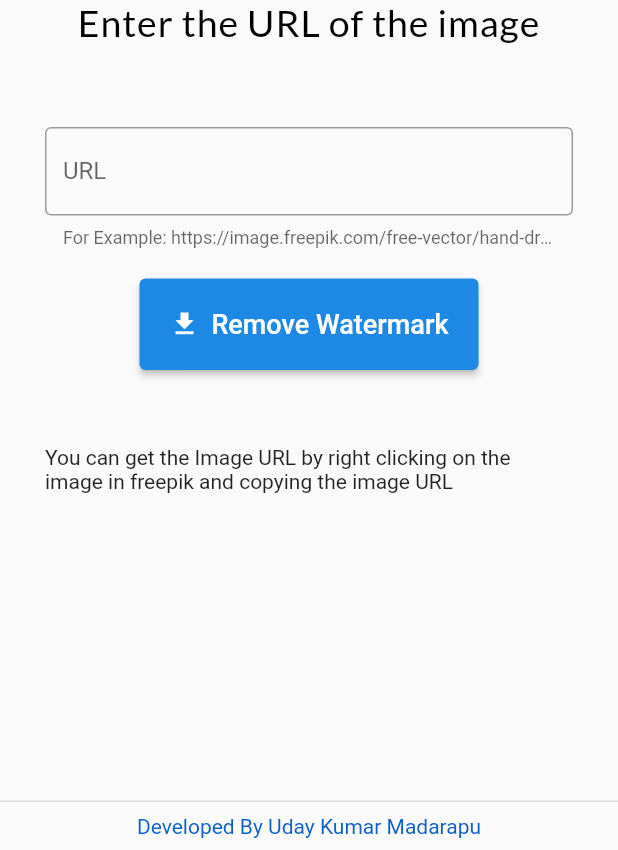
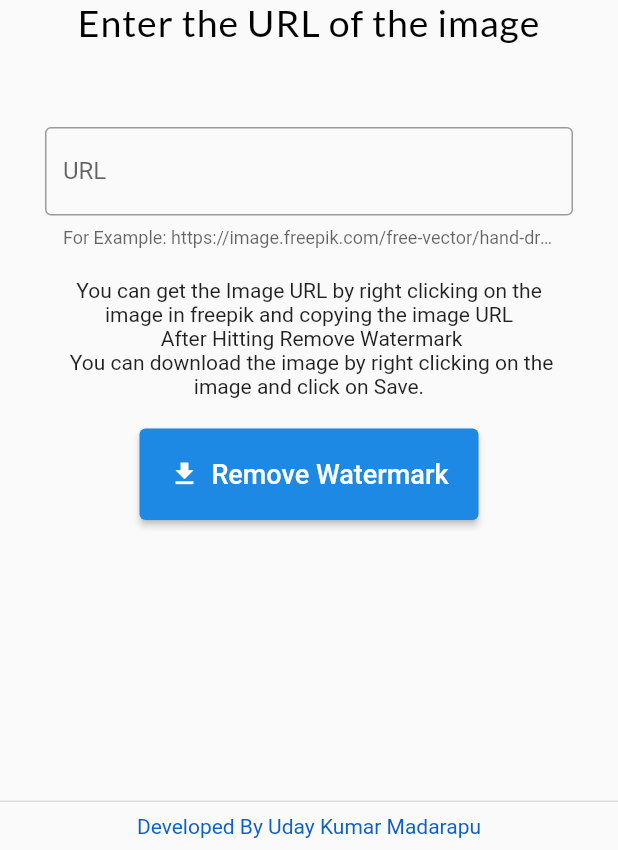
Before and after one commit to udaykumaruking/freepik_watermark_remover, a Flutter app: the screen it shows after launch, after a tap on "Remove Watermark", on a phone screen of 412 x 824 dp, the part 386-1236 px from its top. Run offline on Flutter 3.47's test engine with Material 2 defaults, Android fonts, the phone set to English and light mode, and no system bars; our stand-ins replace google_fonts.

Commit message:
Fixed Save

```diff
--- a/lib/screens/home_screen.dart
+++ b/lib/screens/home_screen.dart
@@ -1,5 +1,6 @@
 import 'package:flutter/material.dart';
 import 'package:google_fonts/google_fonts.dart';
+import 'package:url_launcher/url_launcher.dart';
 
 import '../constants.dart';
 
@@ -67,6 +68,13 @@ class _FreepikWatermarkRemoverState extends State<FreepikWatermarkRemover> {
               const SizedBox(
                 height: 20,
               ),
+              const Text(
+                'You can get the Image URL by right clicking on the image in freepik and copying the image URL \n After Hitting Remove Watermark \n You can download the image by right clicking on the image and click on Save.',
+                textAlign: TextAlign.center,
+              ),
+              const SizedBox(
+                height: 20,
+              ),
               ElevatedButton.icon(
                   // labelText: 'Downalod',
                   label: const Text(
@@ -77,6 +85,7 @@ class _FreepikWatermarkRemoverState extends State<FreepikWatermarkRemover> {
                     Icons.download,
                     size: 20,
                   ),
+
                   // icon: FaIcon(FontAwesomeIcons.paypal),
                   style: ElevatedButton.styleFrom(
                       primary: Colors.blue[600],
@@ -87,18 +96,18 @@ class _FreepikWatermarkRemoverState extends State<FreepikWatermarkRemover> {
                     if (url != "") {
                       setState(() {
                         show = true;
+                        _launchURL();
                       });
                     }
                     nameController.clear();
                     // ignore: avoid_print
-                    print(url);
                   }),
               const SizedBox(
                 height: 50,
               ),
               Container(
-                child: showImage(show),
-              )
+                  // child: showImage(show),
+                  )
             ],
           ),
         ),
@@ -117,21 +126,23 @@ class _FreepikWatermarkRemoverState extends State<FreepikWatermarkRemover> {
     );
   }
 
-  showImage(show) {
-    if (show == false) {
-      return const Text(
-          'You can get the Image URL by right clicking on the image in freepik and copying the image URL');
-    } else {
-      return Column(
-        children: [
-          Image.network(url),
-          const SizedBox(
-            height: 25,
-          ),
-          const Text(
-              'You can download the image by right clicking on the iamge and click on Save.')
-        ],
-      );
-    }
-  }
+  // showImage(show) {
+  //   if (show == true) {
+  //     return Column(
+  //       children: [
+  //         Image.network(url),
+  //         const SizedBox(
+  //           height: 25,
+  //         ),
+  //       ],
+  //     );
+  //   }
+  // }
+
+  void _launchURL() async => {
+        await canLaunch(url)
+            ? await launch(url)
+            : throw 'Could not launch $url',
+        url = "",
+      };
 }
--- a/pubspec.yaml
+++ b/pubspec.yaml
@@ -34,7 +34,7 @@ dependencies:
   # Use with the CupertinoIcons class for iOS style icons.
   cupertino_icons: ^1.0.2
   google_fonts: ^2.1.0
-  dio: ^4.0.0
+  url_launcher: ^6.0.11
 
 dev_dependencies:
   flutter_test:
```
Also changed, not shown: pubspec.lock.
